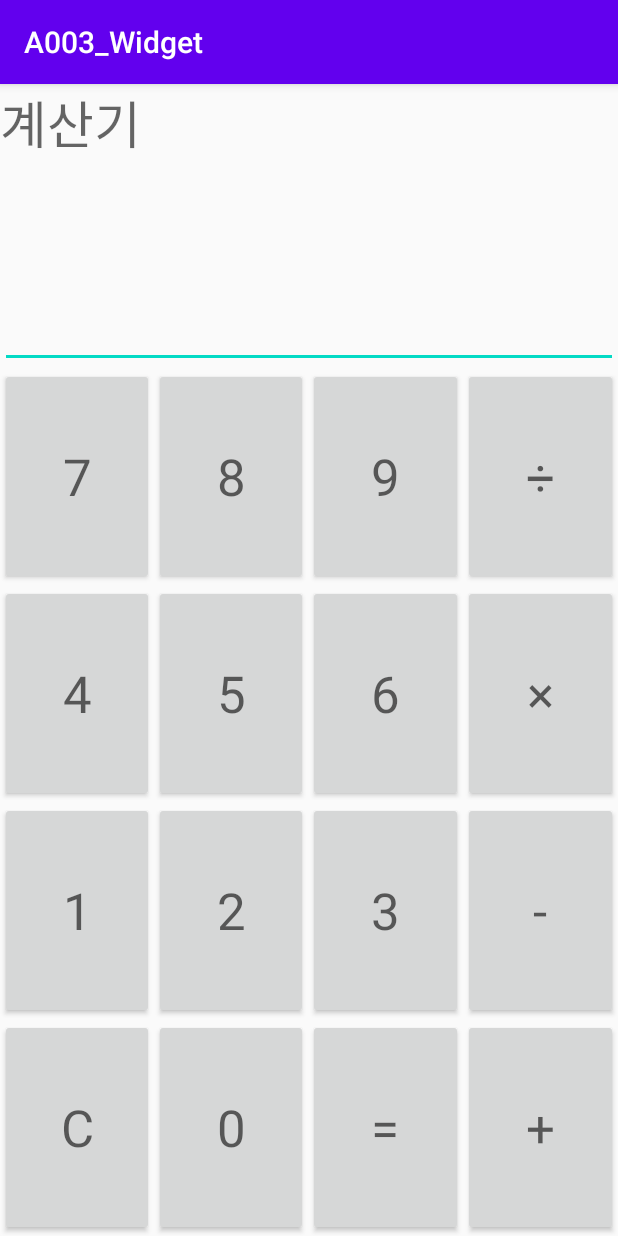
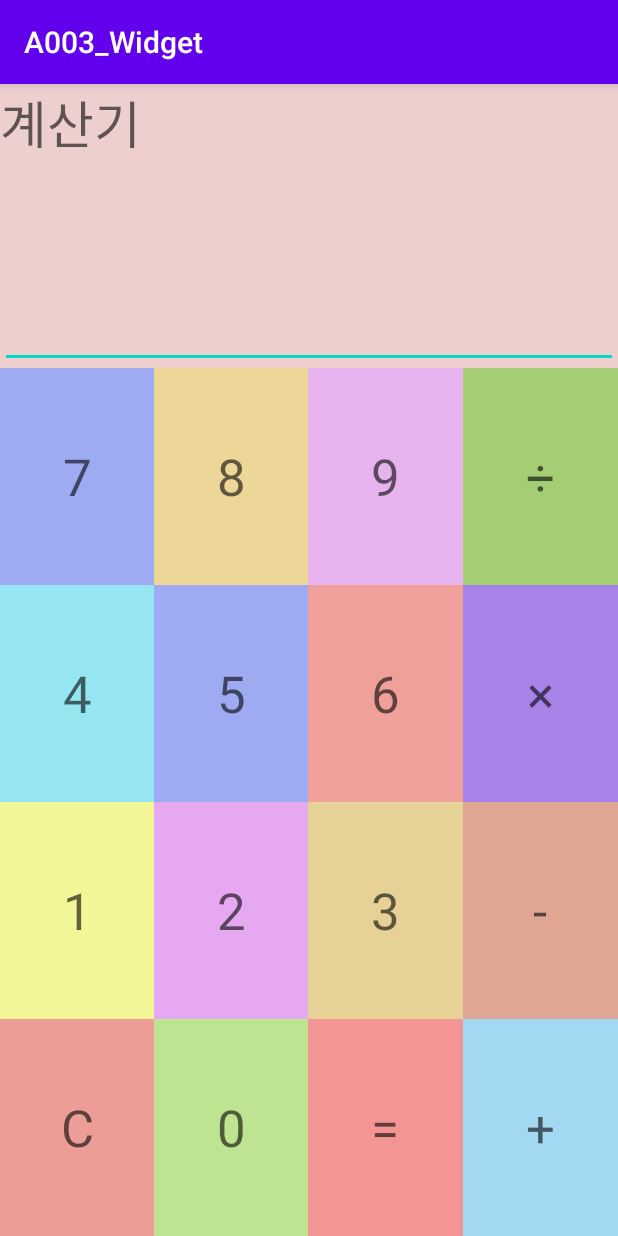
Before and after one commit to leeyji95/MyAndroidWork, an Android app: the screen it shows after launch (Main2Activity), on a phone screen of 412 x 824 dp. Run offline under Robolectric (Android 15) with nearby library versions, the phone set to English and light mode, and no system bars.

Commit message:
04.15 HW2

```diff
--- a/a003_listener/src/main/res/layout/activity_main2.xml
+++ b/a003_listener/src/main/res/layout/activity_main2.xml
@@ -4,8 +4,9 @@
     xmlns:tools="http://schemas.android.com/tools"
     android:layout_width="match_parent"
     android:layout_height="match_parent"
+    android:background="#EDCFCD"
     android:orientation="vertical"
-    tools:context=".Main2Activity" >
+    tools:context=".Main2Activity">
 
     <TextView
         android:id="@+id/calculator"
@@ -20,176 +21,193 @@
         android:layout_height="102dp"
         android:ems="10"
         android:gravity="right"
-        android:inputType="textPersonName" />
+        android:textSize="20dp"
+        android:inputType="number" />
 
     <TableLayout
         android:layout_width="match_parent"
         android:layout_height="match_parent">
 
         <TableRow
-            android:layout_weight="1"
             android:layout_width="match_parent"
-            android:layout_height="match_parent">
+            android:layout_height="match_parent"
+            android:layout_weight="1">
 
             <Button
-                android:onClick="onClick"
                 android:id="@+id/btn_7"
                 android:layout_width="match_parent"
                 android:layout_height="match_parent"
                 android:layout_weight="1"
+                android:background="#9EABF3"
+                android:onClick="onClick"
                 android:text="7"
                 android:textAppearance="@style/TextAppearance.AppCompat.Display1" />
 
             <Button
-                android:onClick="onClick"
                 android:id="@+id/btn_8"
                 android:layout_width="match_parent"
                 android:layout_height="match_parent"
                 android:layout_weight="1"
+                android:background="#ECD799"
+                android:onClick="onClick"
                 android:text="8"
                 android:textAppearance="@style/TextAppearance.AppCompat.Display1" />
 
             <Button
-                android:onClick="onClick"
                 android:id="@+id/btn_9"
                 android:layout_width="match_parent"
                 android:layout_height="match_parent"
                 android:layout_weight="1"
+                android:background="#E6B3EF"
+                android:onClick="onClick"
                 android:text="9"
                 android:textAppearance="@style/TextAppearance.AppCompat.Display1" />
 
             <Button
-                android:onClick="onClick"
                 android:id="@+id/btn_division"
                 android:layout_width="match_parent"
                 android:layout_height="match_parent"
                 android:layout_weight="1"
+                android:background="#A4CD74"
+                android:onClick="onClick"
                 android:text="÷"
                 android:textAppearance="@style/TextAppearance.AppCompat.Display1" />
         </TableRow>
 
         <TableRow
-            android:layout_weight="1"
             android:layout_width="match_parent"
-            android:layout_height="match_parent">
+            android:layout_height="match_parent"
+            android:layout_weight="1">
 
             <Button
-                android:onClick="onClick"
                 android:id="@+id/btn_4"
                 android:layout_width="match_parent"
                 android:layout_height="match_parent"
                 android:layout_weight="1"
+                android:background="#95E6F1"
+                android:onClick="onClick"
                 android:text="4"
                 android:textAppearance="@style/TextAppearance.AppCompat.Display1" />
 
             <Button
-                android:onClick="onClick"
                 android:id="@+id/btn_5"
                 android:layout_width="match_parent"
                 android:layout_height="match_parent"
                 android:layout_weight="1"
+                android:background="#9EABF3"
+                android:onClick="onClick"
                 android:text="5"
                 android:textAppearance="@style/TextAppearance.AppCompat.Display1" />
 
             <Button
-                android:onClick="onClick"
                 android:id="@+id/btn_6"
                 android:layout_width="match_parent"
                 android:layout_height="match_parent"
                 android:layout_weight="1"
+                android:background="#EFA09A"
+                android:onClick="onClick"
                 android:text="6"
                 android:textAppearance="@style/TextAppearance.AppCompat.Display1" />
 
             <Button
-                android:onClick="onClick"
                 android:id="@+id/btn_multi"
                 android:layout_width="match_parent"
                 android:layout_height="match_parent"
                 android:layout_weight="1"
+                android:background="#A783E8"
+                android:onClick="onClick"
                 android:text="×"
                 android:textAppearance="@style/TextAppearance.AppCompat.Display1" />
         </TableRow>
 
         <TableRow
-            android:layout_weight="1"
             android:layout_width="match_parent"
-            android:layout_height="match_parent">
+            android:layout_height="match_parent"
+            android:layout_weight="1">
 
             <Button
-                android:onClick="onClick"
                 android:id="@+id/btn_1"
                 android:layout_width="match_parent"
                 android:layout_height="match_parent"
                 android:layout_weight="1"
+                android:background="#F3F696"
+                android:onClick="onClick"
                 android:text="1"
                 android:textAppearance="@style/TextAppearance.AppCompat.Display1" />
 
             <Button
-                android:onClick="onClick"
                 android:id="@+id/btn_2"
                 android:layout_width="match_parent"
                 android:layout_height="match_parent"
                 android:layout_weight="1"
+                android:background="#E6A9F1"
+                android:onClick="onClick"
                 android:text="2"
                 android:textAppearance="@style/TextAppearance.AppCompat.Display1" />
 
             <Button
-                android:onClick="onClick"
                 android:id="@+id/btn_3"
                 android:layout_width="match_parent"
                 android:layout_height="match_parent"
                 android:layout_weight="1"
+                android:background="#E6D297"
+                android:onClick="onClick"
                 android:text="3"
                 android:textAppearance="@style/TextAppearance.AppCompat.Display1" />
 
             <Button
-                android:onClick="onClick"
                 android:id="@+id/btn_sub"
                 android:layout_width="match_parent"
                 android:layout_height="match_parent"
                 android:layout_weight="1"
+                android:background="#DFA694"
+                android:onClick="onClick"
                 android:text="-"
                 android:textAppearance="@style/TextAppearance.AppCompat.Display1" />
         </TableRow>
 
         <TableRow
-            android:layout_weight="1"
             android:layout_width="match_parent"
-            android:layout_height="match_parent">
+            android:layout_height="match_parent"
+            android:layout_weight="1">
 
             <Button
-                android:onClick="onClick"
                 android:id="@+id/btn_Clear"
                 android:layout_width="match_parent"
                 android:layout_height="match_parent"
                 android:layout_weight="1"
+                android:background="#EC9D97"
+                android:onClick="onClick"
                 android:text="C"
                 android:textAppearance="@style/TextAppearance.AppCompat.Display1" />
 
             <Button
-                android:onClick="onClick"
                 android:id="@+id/btn_0"
                 android:layout_width="match_parent"
                 android:layout_height="match_parent"
                 android:layout_weight="1"
+                android:background="#BEE491"
+                android:onClick="onClick"
                 android:text="0"
                 android:textAppearance="@style/TextAppearance.AppCompat.Display1" />
 
             <Button
-                android:onClick="onClick"
                 android:id="@+id/btn_result"
                 android:layout_width="match_parent"
                 android:layout_height="match_parent"
                 android:layout_weight="1"
+                android:background="#F49595"
+                android:onClick="onClick"
                 android:text="="
                 android:textAppearance="@style/TextAppearance.AppCompat.Display1" />
 
             <Button
-                android:onClick="onClick"
                 android:id="@+id/btn_plus"
                 android:layout_width="match_parent"
                 android:layout_height="match_parent"
                 android:layout_weight="1"
+                android:background="#A2D8F1"
+                android:onClick="onClick"
                 android:text="+"
                 android:textAppearance="@style/TextAppearance.AppCompat.Display1" />
         </TableRow>
```
Also changed, not shown: a003_listener/src/main/java/com/lec/android/a003_widget/Main2Activity.java (+55 -95 lines).
